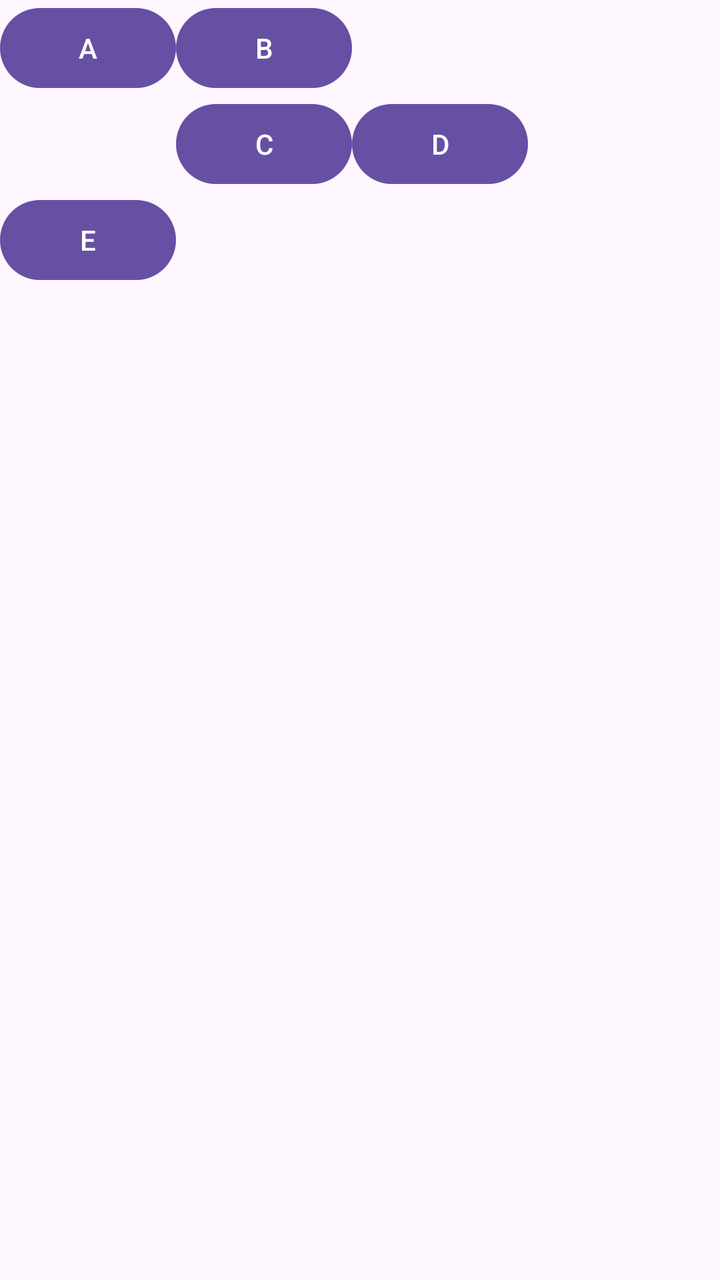
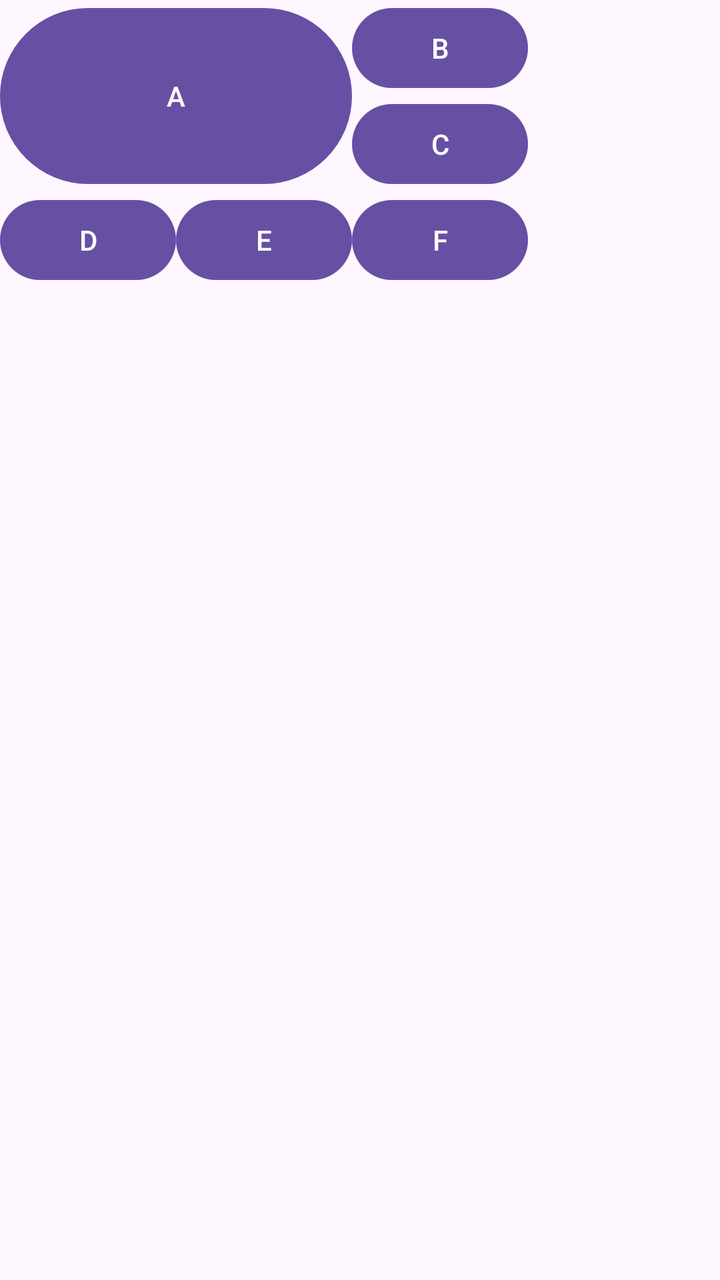

Screens rendered from an Android XML layout before and after an edit, with the pre-edit source and the edit as a unified diff.
<!-- AndroidManifest.xml: application theme Theme.Viewlayoutclass -->
<!-- res/layout/activity_main.xml -->
<?xml version="1.0" encoding="utf-8"?>
<GridLayout xmlns:android="http://schemas.android.com/apk/res/android"
    xmlns:app="http://schemas.android.com/apk/res-auto"
    xmlns:tools="http://schemas.android.com/tools"
    android:id="@+id/main"
    android:layout_width="match_parent"
    android:layout_height="match_parent"
    android:orientation="horizontal"
    android:columnCount="3"
    tools:context=".MainActivity">

    <Button android:text="A" />
    <Button android:text="B" />
    <Button android:text="C"
        android:layout_row="1"
        android:layout_column="1" />
    <Button android:text="D" />
    <Button android:text="E" />
</GridLayout>
<!-- resources referenced by this layout -->
<resources>
  <style name="Theme.Viewlayoutclass" parent="Base.Theme.Viewlayoutclass" />
  <style name="Base.Theme.Viewlayoutclass" parent="Theme.Material3.DayNight.NoActionBar">
          
          
      </style>
</resources>

<!-- the commit's change to res/layout/activity_main.xml (unified diff, before → after) -->
@@ -9,11 +9,13 @@
     android:columnCount="3"
     tools:context=".MainActivity">
 
-    <Button android:text="A" />
+    <Button android:text="A"
+        android:layout_columnSpan="2"
+        android:layout_rowSpan="2"
+        android:layout_gravity="fill" />
     <Button android:text="B" />
-    <Button android:text="C"
-        android:layout_row="1"
-        android:layout_column="1" />
+    <Button android:text="C" />
     <Button android:text="D" />
     <Button android:text="E" />
+    <Button android:text="F" />
 </GridLayout>
